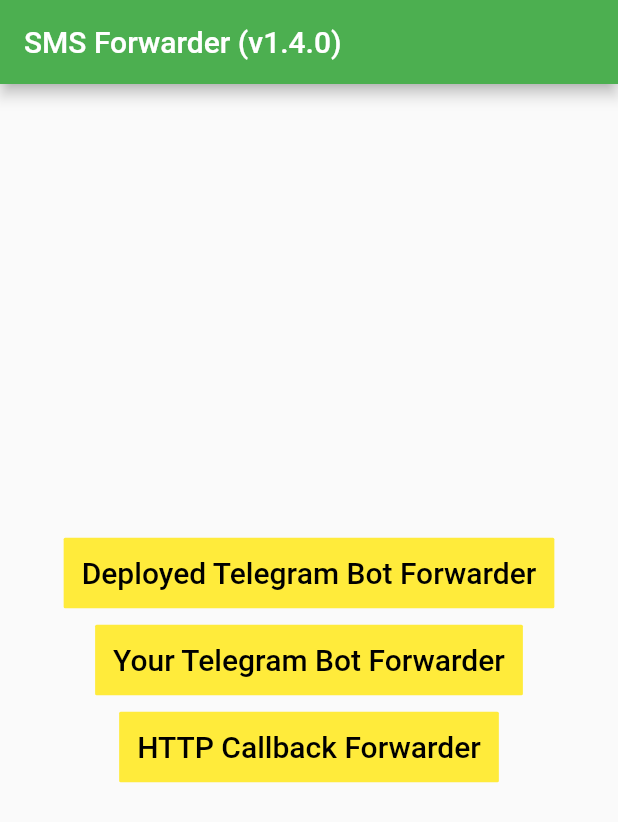
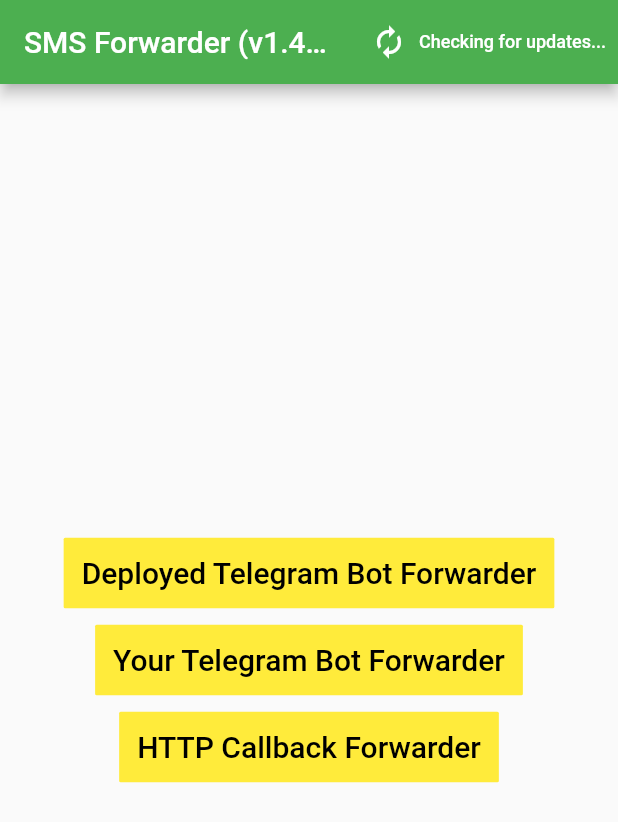
Before and after one commit to optimalstrategy/sms_forwarder_app, a Flutter app: the screen it shows after launch, on a phone screen of 412 x 824 dp. Shown: the top 822 px of the screen. Run offline on Flutter 3.47's test engine with Material 2 defaults, Android fonts, the phone set to English and light mode, and no system bars; our stand-ins replace shared_preferences; missing offline and left inert: telephony; network calls fail; statements that could not run were skipped.

Commit message:
implement update checking

```diff
--- a/lib/main.dart
+++ b/lib/main.dart
@@ -1,5 +1,6 @@
 import 'package:flutter/material.dart';
 import 'package:flutter/services.dart';
+import 'package:sms_forwarder/update_checker.dart';
 import 'package:telephony/telephony.dart';
 import 'package:url_launcher/url_launcher.dart';
 
@@ -47,6 +48,8 @@ class _HomePageState extends State<HomePage> {
   Color _tgBotBtnState = _yellowColor;
   Color _callbackBtnState = _yellowColor;
 
+  bool _isUpdateAvailable;
+
   @override
   void initState() {
     super.initState();
@@ -80,12 +83,39 @@ class _HomePageState extends State<HomePage> {
             borderRadius: BorderRadius.all(Radius.circular(1))));
   }
 
+  TextButton _getUpdateButton() {
+    IconData icon;
+    String label;
+
+    if (_isUpdateAvailable == null) {
+      icon = Icons.autorenew;
+      label = "Checking for updates...";
+      isUpdateAvailable().then((b) {
+        setState(() => _isUpdateAvailable = b);
+      });
+    } else if (_isUpdateAvailable) {
+      icon = Icons.update_sharp;
+      label = "An update is available";
+    } else {
+      icon = Icons.check;
+      label = "App is up to date";
+    }
+
+    return TextButton.icon(
+        onPressed: () async => await launch(GITHUB_URL),
+        icon: Icon(icon, color: Colors.white),
+        label: Text(
+          label,
+          style: TextStyle(fontSize: 12, color: Colors.white),
+        ),
+    );
+  }
+
   @override
   Widget build(BuildContext context) {
     return new Scaffold(
       appBar: new AppBar(
-        title: new Text(widget.title),
-      ),
+          title: new Text(widget.title), actions: <Widget>[_getUpdateButton()]),
       body: new Center(
         child: new Column(
           mainAxisAlignment: MainAxisAlignment.center,
--- a/pubspec.yaml
+++ b/pubspec.yaml
@@ -1,6 +1,6 @@
 name: sms_forwarder
 description: An SMS forwarding application.
-version: 1.4.0
+version: 1.4.1
 
 environment:
   sdk: '>=2.10.0 <3.0.0'
```
Also changed, not shown: lib/update_checker.dart (added, +25 -0 lines).
